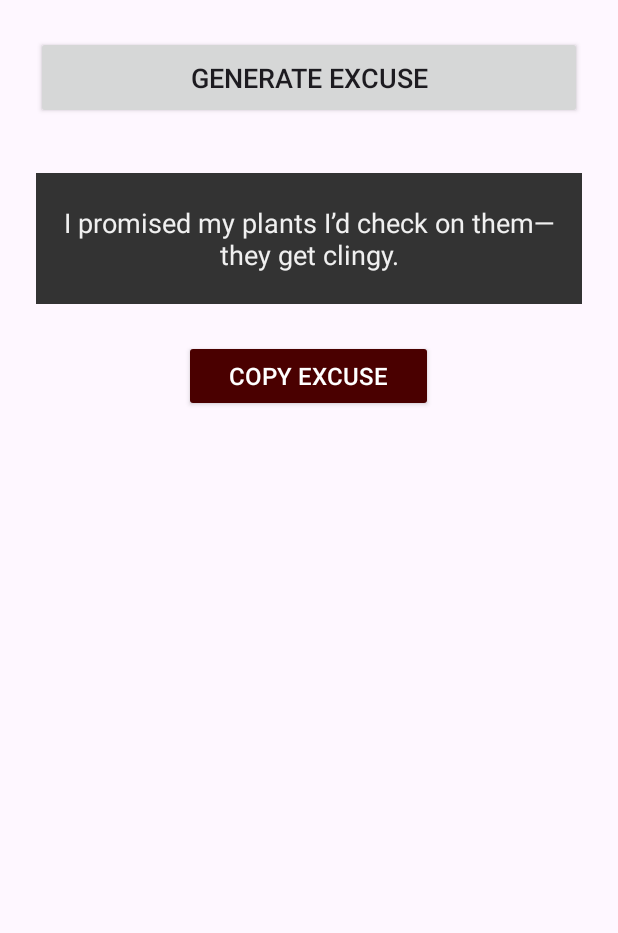
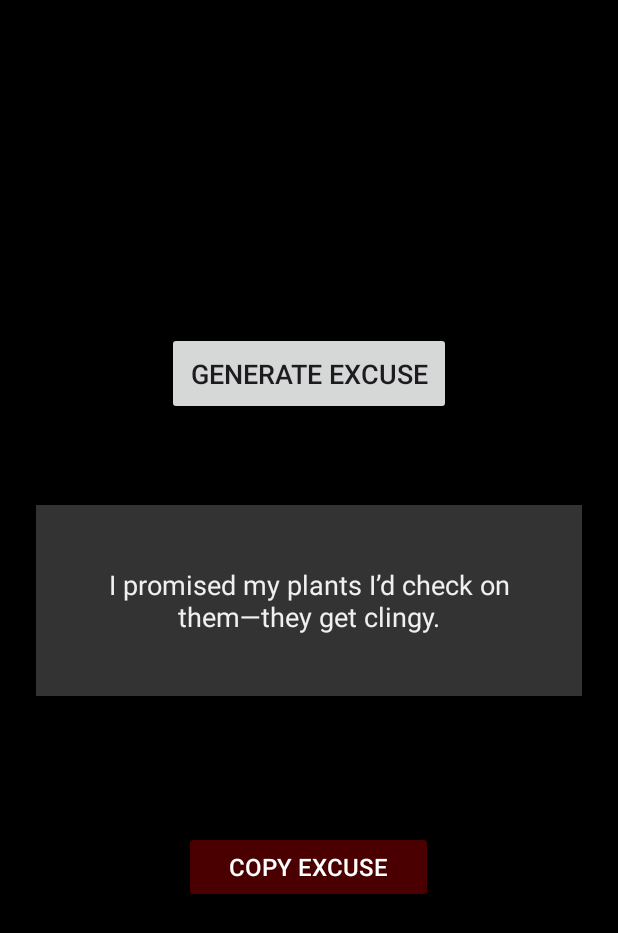
Before and after one commit to arjunbiju5/AwayZone1, an Android app: the ExcuseGeneratorActivity screen opened directly, with no data from a screen before it, on a phone screen of 412 x 824 dp. Shown: the top 933 px of the screen. Run offline under Robolectric (Android 15) with nearby library versions, the phone set to English and light mode, and no system bars.

Commit message:
final for now

```diff
--- a/app/src/main/res/layout/activity_excuse_generator.xml
+++ b/app/src/main/res/layout/activity_excuse_generator.xml
@@ -4,28 +4,35 @@
     android:orientation="vertical"
     android:layout_width="match_parent"
     android:layout_height="match_parent"
-    android:gravity="center_horizontal"> <Button
+    android:gravity="center"
+    android:layout_gravity="center"
+    android:background="#000000">
+
+    <Button
         android:id="@+id/btnGenerate"
-    android:layout_width="match_parent"
+        android:layout_width="wrap_content"
         android:layout_height="wrap_content"
         android:text="Generate Excuse"
         android:textSize="18sp"
         android:padding="15dp"
-    android:layout_marginBottom="16dp"/> <TextView
+        android:layout_marginBottom="60dp" />
+
+    <TextView
         android:id="@+id/tvExcuse"
-    android:layout_width="match_parent"
+        android:layout_width="wrap_content"
         android:layout_height="wrap_content"
-    android:layout_marginTop="20dp"
+        android:layout_marginBottom="90dp"
         android:text="Your excuse will appear here..."
         android:textSize="18sp"
-    android:padding="10dp"
+        android:padding="30dp"
         android:background="#333333"
         android:textColor="#f0f0f0"
         android:gravity="center"
         android:minLines="3"
         android:maxLines="5"
-    android:ellipsize="end"
-    android:layout_marginBottom="24dp"/> <Button
+        android:ellipsize="end" />
+
+    <Button
         android:id="@+id/btnCopyExcuse"
         android:layout_width="wrap_content"
         android:layout_height="wrap_content"
@@ -36,6 +43,6 @@
         android:paddingTop="12dp"
         android:paddingBottom="12dp"
         android:backgroundTint="#4A0000"
-    android:textColor="@android:color/white"/>
+        android:textColor="@android:color/white" />
 
 </LinearLayout>
```
Lines whose indentation alone changed are shown as unchanged.
